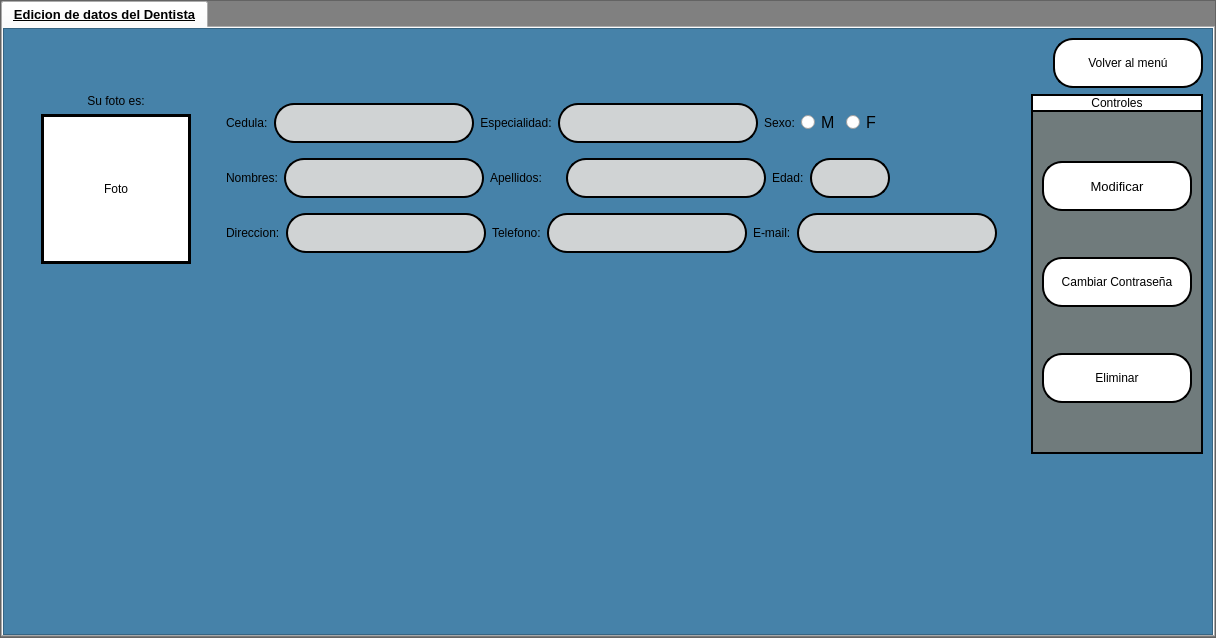
Above: interfaces/edicion.ui from Reinaldito04/App-Consultas-y-Historias-Medicas before the change. Below: the same form after it.
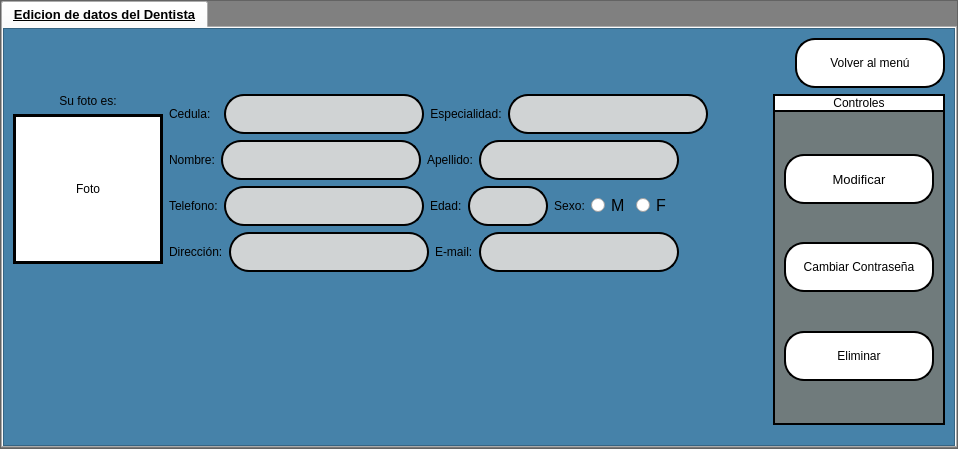
That is the form after the change. Icons and pictures are not drawn.

Patch:
```diff
--- a/interfaces/edicion.ui
+++ b/interfaces/edicion.ui
@@ -6,8 +6,8 @@
    <rect>
     <x>0</x>
     <y>0</y>
-    <width>1216</width>
-    <height>638</height>
+    <width>958</width>
+    <height>449</height>
    </rect>
   </property>
   <property name="windowTitle">
@@ -131,7 +131,7 @@
              <property name="frameShadow">
               <enum>QFrame::Raised</enum>
              </property>
-             <layout class="QVBoxLayout" name="verticalLayout_12">
+             <layout class="QVBoxLayout" name="verticalLayout_10">
               <item>
                <layout class="QHBoxLayout" name="horizontalLayout_17">
                 <item>
@@ -169,26 +169,22 @@
                </layout>
               </item>
               <item>
-               <layout class="QHBoxLayout" name="horizontalLayout_16">
-                <item>
-                 <spacer name="horizontalSpacer_5">
+               <spacer name="verticalSpacer_5">
                   <property name="orientation">
-                   <enum>Qt::Horizontal</enum>
+                 <enum>Qt::Vertical</enum>
                   </property>
                   <property name="sizeHint" stdset="0">
                    <size>
-                    <width>40</width>
-                    <height>20</height>
+                  <width>20</width>
+                  <height>40</height>
                    </size>
                   </property>
                  </spacer>
                 </item>
                 <item>
-                 <layout class="QVBoxLayout" name="verticalLayout_11">
+               <layout class="QHBoxLayout" name="horizontalLayout_14">
                   <item>
-                   <layout class="QHBoxLayout" name="horizontalLayout_15">
-                    <item>
-                     <layout class="QVBoxLayout" name="verticalLayout_10">
+                 <layout class="QVBoxLayout" name="verticalLayout_9">
                       <item>
                        <widget class="QLabel" name="label_3">
                         <property name="text">
@@ -230,32 +226,30 @@
                         </property>
                        </widget>
                       </item>
-                     </layout>
-                    </item>
                     <item>
-                     <spacer name="horizontalSpacer_3">
+                   <spacer name="verticalSpacer_3">
                       <property name="orientation">
-                       <enum>Qt::Horizontal</enum>
+                     <enum>Qt::Vertical</enum>
                       </property>
                       <property name="sizeHint" stdset="0">
                        <size>
-                        <width>40</width>
-                        <height>20</height>
+                      <width>20</width>
+                      <height>40</height>
                        </size>
                       </property>
                      </spacer>
                     </item>
+                 </layout>
+                </item>
+                <item>
+                 <layout class="QVBoxLayout" name="verticalLayout_8">
                     <item>
                      <layout class="QVBoxLayout" name="verticalLayout_7">
                       <item>
-                       <layout class="QHBoxLayout" name="horizontalLayout_14">
-                        <item>
-                         <layout class="QHBoxLayout" name="horizontalLayout_4">
+                     <layout class="QHBoxLayout" name="horizontalLayout_13">
                           <item>
                            <layout class="QHBoxLayout" name="horizontalLayout_2">
                             <item>
-                             <layout class="QHBoxLayout" name="horizontalLayout">
-                              <item>
                                <widget class="QLabel" name="lbl_cedul_2">
                                 <property name="text">
                                  <string>Cedula:</string>
@@ -284,6 +278,8 @@
                              </layout>
                             </item>
                             <item>
+                       <layout class="QHBoxLayout" name="horizontalLayout_5">
+                        <item>
                              <widget class="QLabel" name="lbl_espec_2">
                               <property name="text">
                                <string>Especialidad:</string>
@@ -311,90 +307,16 @@
                             </item>
                            </layout>
                           </item>
+                     </layout>
+                    </item>
+                    <item>
+                     <layout class="QHBoxLayout" name="horizontalLayout_10">
                           <item>
                            <layout class="QHBoxLayout" name="horizontalLayout_3">
                             <item>
-                             <widget class="QLabel" name="lbl_gen_2">
-                              <property name="text">
-                               <string>Sexo:</string>
-                              </property>
-                              <property name="alignment">
-                               <set>Qt::AlignCenter</set>
-                              </property>
-                             </widget>
-                            </item>
-                            <item>
-                             <widget class="QRadioButton" name="btn_m_2">
-                              <property name="font">
-                               <font>
-                                <family>Microsoft Sans Serif</family>
-                                <pointsize>12</pointsize>
-                               </font>
-                              </property>
-                              <property name="styleSheet">
-                               <string notr="true"/>
-                              </property>
-                              <property name="text">
-                               <string>M</string>
-                              </property>
-                             </widget>
-                            </item>
-                            <item>
-                             <widget class="QRadioButton" name="btn_f_2">
-                              <property name="font">
-                               <font>
-                                <family>Microsoft Sans Serif</family>
-                                <pointsize>12</pointsize>
-                               </font>
-                              </property>
-                              <property name="text">
-                               <string>F</string>
-                              </property>
-                             </widget>
-                            </item>
-                           </layout>
-                          </item>
-                         </layout>
-                        </item>
-                        <item>
-                         <spacer name="horizontalSpacer">
-                          <property name="orientation">
-                           <enum>Qt::Horizontal</enum>
-                          </property>
-                          <property name="sizeHint" stdset="0">
-                           <size>
-                            <width>40</width>
-                            <height>20</height>
-                           </size>
-                          </property>
-                         </spacer>
-                        </item>
-                       </layout>
-                      </item>
-                      <item>
-                       <layout class="QHBoxLayout" name="horizontalLayout_13">
-                        <item>
-                         <layout class="QHBoxLayout" name="horizontalLayout_9">
-                          <item>
-                           <layout class="QHBoxLayout" name="horizontalLayout_6">
-                            <item>
-                             <layout class="QHBoxLayout" name="horizontalLayout_5">
-                              <item>
                                <widget class="QLabel" name="lbl_name_2">
-                                <property name="minimumSize">
-                                 <size>
-                                  <width>50</width>
-                                  <height>0</height>
-                                 </size>
-                                </property>
-                                <property name="maximumSize">
-                                 <size>
-                                  <width>80</width>
-                                  <height>16777215</height>
-                                 </size>
-                                </property>
                                 <property name="text">
-                                 <string>Nombres:</string>
+                           <string>Nombre:</string>
                                 </property>
                                </widget>
                               </item>
@@ -417,15 +339,11 @@
                              </layout>
                             </item>
                             <item>
+                       <layout class="QHBoxLayout" name="horizontalLayout_6">
+                        <item>
                              <widget class="QLabel" name="lbl_apell_2">
-                              <property name="minimumSize">
-                               <size>
-                                <width>70</width>
-                                <height>0</height>
-                               </size>
-                              </property>
                               <property name="text">
-                               <string>Apellidos:</string>
+                           <string>Apellido:</string>
                               </property>
                              </widget>
                             </item>
@@ -448,8 +366,52 @@
                            </layout>
                           </item>
                           <item>
+                       <spacer name="horizontalSpacer">
+                        <property name="orientation">
+                         <enum>Qt::Horizontal</enum>
+                        </property>
+                        <property name="sizeHint" stdset="0">
+                         <size>
+                          <width>40</width>
+                          <height>20</height>
+                         </size>
+                        </property>
+                       </spacer>
+                      </item>
+                     </layout>
+                    </item>
+                    <item>
+                     <layout class="QHBoxLayout" name="horizontalLayout_11">
+                      <item>
                            <layout class="QHBoxLayout" name="horizontalLayout_7">
                             <item>
+                         <widget class="QLabel" name="lbl_number_2">
+                          <property name="text">
+                           <string>Telefono:</string>
+                          </property>
+                         </widget>
+                        </item>
+                        <item>
+                         <widget class="QLineEdit" name="in_number_2">
+                          <property name="minimumSize">
+                           <size>
+                            <width>200</width>
+                            <height>40</height>
+                           </size>
+                          </property>
+                          <property name="maximumSize">
+                           <size>
+                            <width>200</width>
+                            <height>40</height>
+                           </size>
+                          </property>
+                         </widget>
+                        </item>
+                       </layout>
+                      </item>
+                      <item>
+                       <layout class="QHBoxLayout" name="horizontalLayout_9">
+                        <item>
                              <widget class="QLabel" name="lbl_age_2">
                               <property name="text">
                                <string>Edad:</string>
@@ -486,6 +448,47 @@
                             </item>
                            </layout>
                           </item>
+                      <item>
+                       <layout class="QHBoxLayout" name="horizontalLayout">
+                        <item>
+                         <widget class="QLabel" name="lbl_gen_2">
+                          <property name="text">
+                           <string>Sexo:</string>
+                          </property>
+                          <property name="alignment">
+                           <set>Qt::AlignCenter</set>
+                          </property>
+                         </widget>
+                        </item>
+                        <item>
+                         <widget class="QRadioButton" name="btn_m_2">
+                          <property name="font">
+                           <font>
+                            <family>Microsoft Sans Serif</family>
+                            <pointsize>12</pointsize>
+                           </font>
+                          </property>
+                          <property name="styleSheet">
+                           <string notr="true"/>
+                          </property>
+                          <property name="text">
+                           <string>M</string>
+                          </property>
+                         </widget>
+                        </item>
+                        <item>
+                         <widget class="QRadioButton" name="btn_f_2">
+                          <property name="font">
+                           <font>
+                            <family>Microsoft Sans Serif</family>
+                            <pointsize>12</pointsize>
+                           </font>
+                          </property>
+                          <property name="text">
+                           <string>F</string>
+                          </property>
+                         </widget>
+                        </item>
                          </layout>
                         </item>
                         <item>
@@ -506,11 +509,11 @@
                       <item>
                        <layout class="QHBoxLayout" name="horizontalLayout_12">
                         <item>
-                         <layout class="QHBoxLayout" name="horizontalLayout_8">
+                       <layout class="QHBoxLayout" name="horizontalLayout_4">
                           <item>
                            <widget class="QLabel" name="lbl_dir_2">
                             <property name="text">
-                             <string>Direccion:</string>
+                           <string>Dirección:</string>
                             </property>
                            </widget>
                           </item>
@@ -533,34 +536,7 @@
                          </layout>
                         </item>
                         <item>
-                         <layout class="QHBoxLayout" name="horizontalLayout_10">
-                          <item>
-                           <widget class="QLabel" name="lbl_number_2">
-                            <property name="text">
-                             <string>Telefono:</string>
-                            </property>
-                           </widget>
-                          </item>
-                          <item>
-                           <widget class="QLineEdit" name="in_number_2">
-                            <property name="minimumSize">
-                             <size>
-                              <width>200</width>
-                              <height>40</height>
-                             </size>
-                            </property>
-                            <property name="maximumSize">
-                             <size>
-                              <width>200</width>
-                              <height>40</height>
-                             </size>
-                            </property>
-                           </widget>
-                          </item>
-                         </layout>
-                        </item>
-                        <item>
-                         <layout class="QHBoxLayout" name="horizontalLayout_11">
+                       <layout class="QHBoxLayout" name="horizontalLayout_8">
                           <item>
                            <widget class="QLabel" name="lbl_mail_2">
                             <property name="text">
@@ -586,7 +562,18 @@
                           </item>
                          </layout>
                         </item>
-                       </layout>
+                      <item>
+                       <spacer name="horizontalSpacer_3">
+                        <property name="orientation">
+                         <enum>Qt::Horizontal</enum>
+                        </property>
+                        <property name="sizeHint" stdset="0">
+                         <size>
+                          <width>40</width>
+                          <height>20</height>
+                         </size>
+                        </property>
+                       </spacer>
                       </item>
                      </layout>
                     </item>
@@ -607,6 +594,19 @@
                   </item>
                  </layout>
                 </item>
+                <item>
+                 <spacer name="horizontalSpacer_5">
+                  <property name="orientation">
+                   <enum>Qt::Horizontal</enum>
+                  </property>
+                  <property name="sizeHint" stdset="0">
+                   <size>
+                    <width>40</width>
+                    <height>20</height>
+                   </size>
+                  </property>
+                 </spacer>
+                </item>
                 <item>
                  <spacer name="horizontalSpacer_4">
                   <property name="orientation">
```
Left out of the diff: 4 changed lines with no effect on the pictures. Lines whose indentation alone changed are shown as unchanged.
